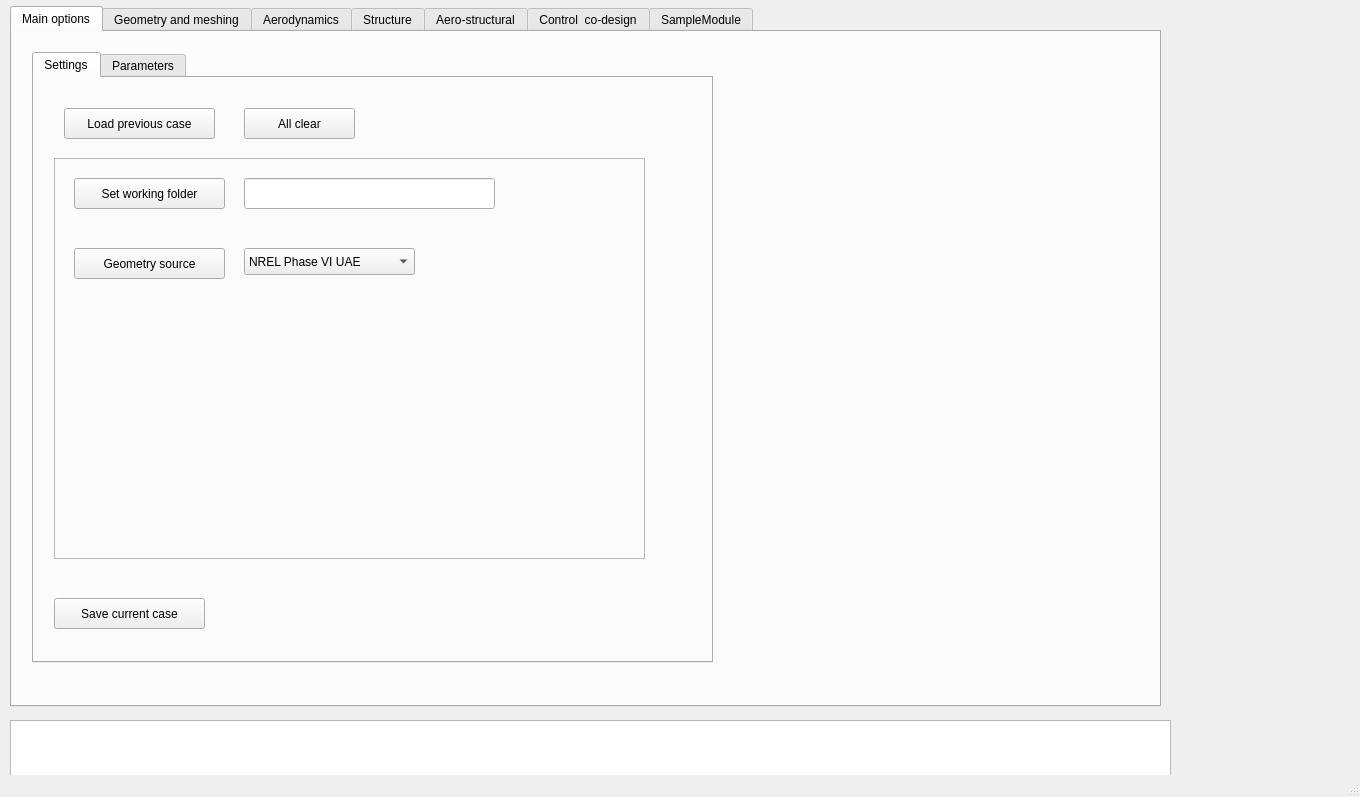
Old version of the form openturbinecode/master_GUI/Config.ui in the repository OpenTurbineCoDe/OpenTurbineCoDe.
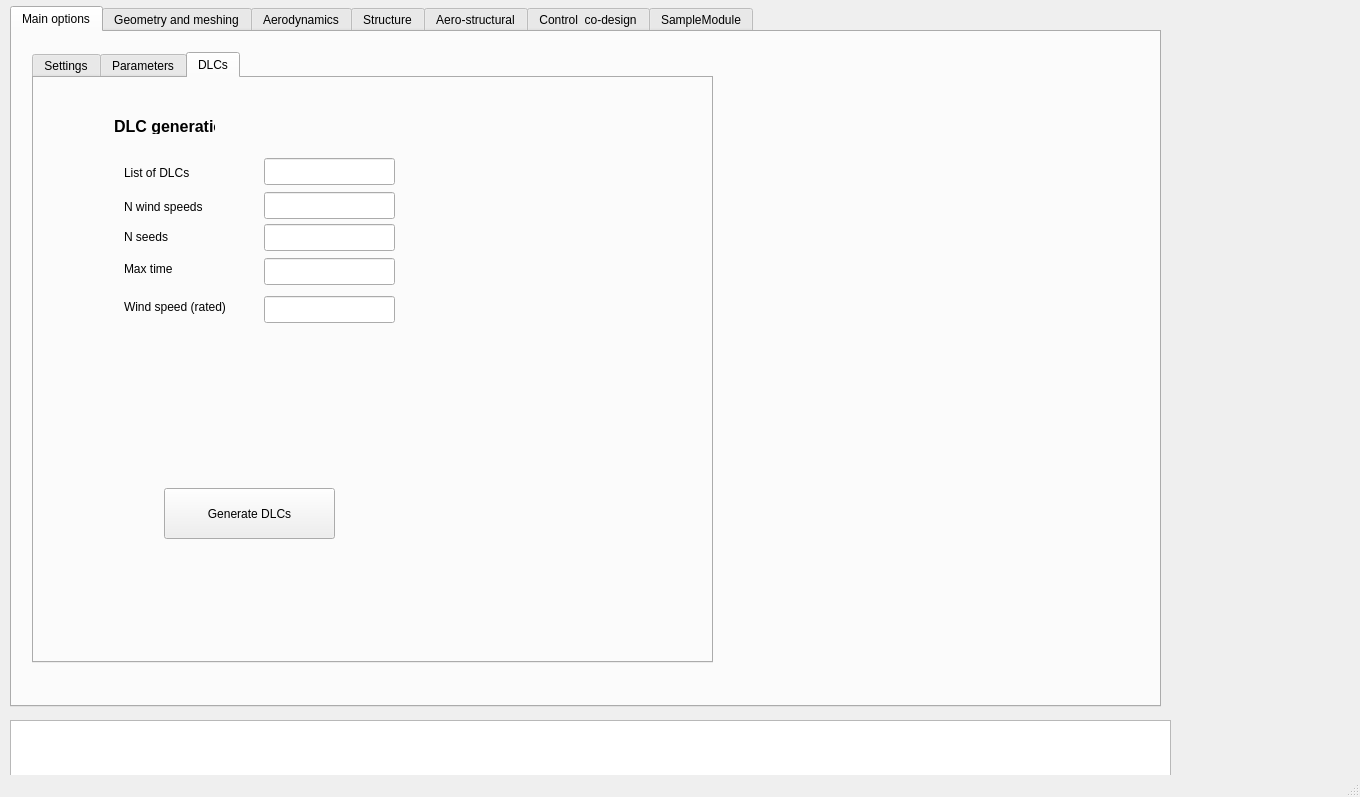
New version of the form. The open tabs and pages were chosen to show the change.

Commit message: :lipstick: adding UI objects for DLC generation

Diff of the .ui file:
```diff
--- a/openturbinecode/master_GUI/Config.ui
+++ b/openturbinecode/master_GUI/Config.ui
@@ -451,6 +451,169 @@
         </property>
        </widget>
       </widget>
+      <widget class="QWidget" name="main_DLCs">
+       <attribute name="title">
+        <string>DLCs</string>
+       </attribute>
+       <widget class="QWidget" name="Main_DLC_widget" native="true">
+        <property name="geometry">
+         <rect>
+          <x>80</x>
+          <y>60</y>
+          <width>291</width>
+          <height>421</height>
+         </rect>
+        </property>
+        <widget class="QLabel" name="Main_DLC_listDlcLab">
+         <property name="geometry">
+          <rect>
+           <x>10</x>
+           <y>26</y>
+           <width>121</width>
+           <height>17</height>
+          </rect>
+         </property>
+         <property name="text">
+          <string>List of DLCs</string>
+         </property>
+        </widget>
+        <widget class="QLineEdit" name="Main_DLC_listDlc">
+         <property name="geometry">
+          <rect>
+           <x>150</x>
+           <y>20</y>
+           <width>131</width>
+           <height>27</height>
+          </rect>
+         </property>
+        </widget>
+        <widget class="QLineEdit" name="Main_DLC_nws">
+         <property name="geometry">
+          <rect>
+           <x>150</x>
+           <y>54</y>
+           <width>131</width>
+           <height>27</height>
+          </rect>
+         </property>
+        </widget>
+        <widget class="QLabel" name="Main_DLC_nwsLab">
+         <property name="geometry">
+          <rect>
+           <x>10</x>
+           <y>60</y>
+           <width>121</width>
+           <height>17</height>
+          </rect>
+         </property>
+         <property name="text">
+          <string>N wind speeds</string>
+         </property>
+        </widget>
+        <widget class="QLineEdit" name="Main_DLC_nseeds">
+         <property name="geometry">
+          <rect>
+           <x>150</x>
+           <y>86</y>
+           <width>131</width>
+           <height>27</height>
+          </rect>
+         </property>
+        </widget>
+        <widget class="QLineEdit" name="Main_DLC_TMax">
+         <property name="geometry">
+          <rect>
+           <x>150</x>
+           <y>120</y>
+           <width>131</width>
+           <height>27</height>
+          </rect>
+         </property>
+        </widget>
+        <widget class="QLabel" name="Main_DLC_nseedsLab">
+         <property name="geometry">
+          <rect>
+           <x>10</x>
+           <y>90</y>
+           <width>121</width>
+           <height>17</height>
+          </rect>
+         </property>
+         <property name="text">
+          <string>N seeds</string>
+         </property>
+        </widget>
+        <widget class="QLabel" name="Main_DLC_TMaxLab">
+         <property name="geometry">
+          <rect>
+           <x>10</x>
+           <y>122</y>
+           <width>121</width>
+           <height>17</height>
+          </rect>
+         </property>
+         <property name="text">
+          <string>Max time </string>
+         </property>
+        </widget>
+        <widget class="QPushButton" name="Main_DLC_genButton">
+         <property name="geometry">
+          <rect>
+           <x>50</x>
+           <y>350</y>
+           <width>171</width>
+           <height>51</height>
+          </rect>
+         </property>
+         <property name="text">
+          <string>Generate DLCs</string>
+         </property>
+        </widget>
+        <widget class="QLabel" name="Main_DLC_VRatedLab">
+         <property name="geometry">
+          <rect>
+           <x>10</x>
+           <y>160</y>
+           <width>121</width>
+           <height>17</height>
+          </rect>
+         </property>
+         <property name="text">
+          <string>Wind speed (rated)</string>
+         </property>
+        </widget>
+        <widget class="QLineEdit" name="Main_DLC_VRated">
+         <property name="geometry">
+          <rect>
+           <x>150</x>
+           <y>158</y>
+           <width>131</width>
+           <height>27</height>
+          </rect>
+         </property>
+        </widget>
+       </widget>
+       <widget class="QLabel" name="Main_DLC_labelTop">
+        <property name="geometry">
+         <rect>
+          <x>80</x>
+          <y>40</y>
+          <width>101</width>
+          <height>16</height>
+         </rect>
+        </property>
+        <property name="font">
+         <font>
+          <pointsize>12</pointsize>
+          <weight>75</weight>
+          <bold>true</bold>
+         </font>
+        </property>
+        <property name="text">
+         <string>DLC generation</string>
+        </property>
+       </widget>
+      </widget>
      </widget>
     </widget>
     <widget class="QWidget" name="tab_4">
```
